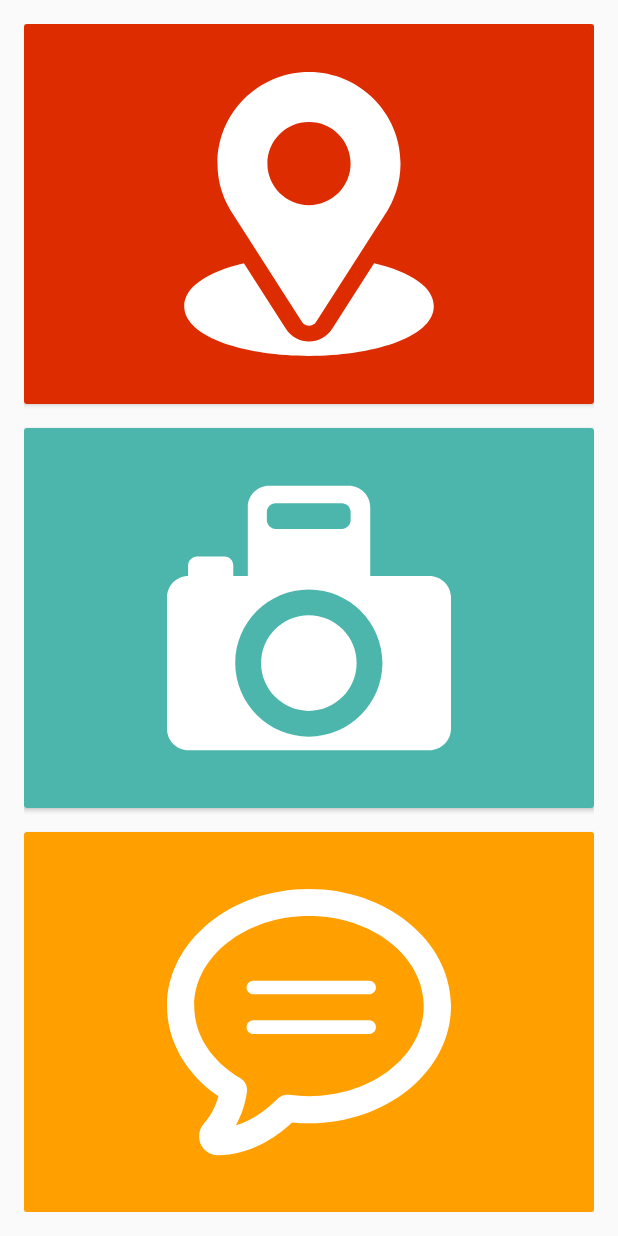
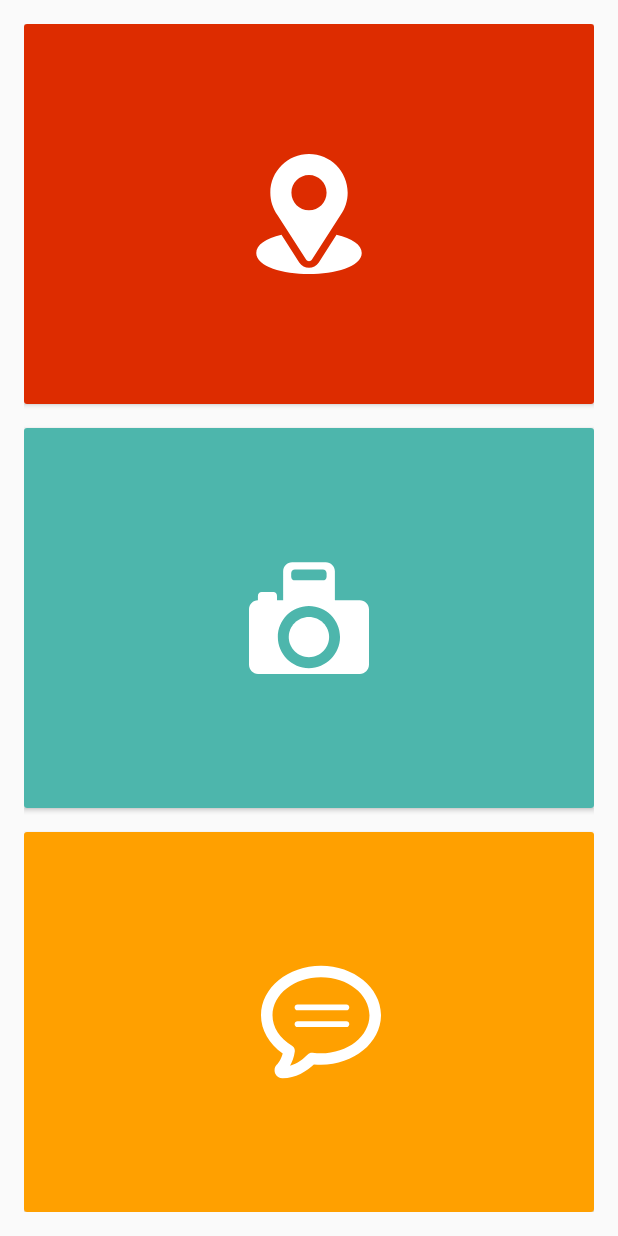
Before and after one commit to HelenaKot/pohejtuj.se, an Android app: the layout content_main.xml on its own in the app's theme, with its tools: preview values and no code run, on a phone screen of 412 x 824 dp. Run offline under Robolectric (Android 15) with nearby library versions, the phone set to English and light mode, and no system bars.

Commit message:
added locale view holder

```diff
--- a/app/build.gradle
+++ b/app/build.gradle
@@ -37,5 +37,7 @@ dependencies {
     compile 'com.android.support:design:26.0.0'
     compile 'com.android.support:cardview-v7:26.0.0'
 
+    compile 'com.google.android.gms:play-services-location:8.4.0'
+
     testCompile 'junit:junit:4.12'
 }
--- /dev/null
+++ b/app/src/main/res/layout/component_localization.xml
@@ -0,0 +1,29 @@
+<?xml version="1.0" encoding="utf-8"?>
+<LinearLayout xmlns:android="http://schemas.android.com/apk/res/android"
+    xmlns:tools="http://schemas.android.com/tools"
+    android:id="@+id/locale_container"
+    android:layout_width="match_parent"
+    android:layout_height="match_parent"
+    android:background="@drawable/bg_locale"
+    android:clickable="true"
+    android:gravity="center"
+    android:orientation="horizontal"
+    tools:showIn="@layout/content_main">
+
+    <ImageView
+        android:layout_width="@dimen/image_size"
+        android:layout_height="@dimen/image_size"
+        android:src="@drawable/ic_location" />
+
+    <TextView
+        android:id="@+id/tv_locale"
+        android:layout_width="wrap_content"
+        android:layout_height="wrap_content"
+        android:layout_margin="20dp"
+        android:textColor="@color/white"
+        android:visibility="gone"
+        tools:text="x = 51,3433\ny = 21,335353"
+        tools:visibility="visible" />
+
+
+</LinearLayout>
--- /dev/null
+++ b/app/src/main/res/layout/component_text.xml
@@ -0,0 +1,32 @@
+<?xml version="1.0" encoding="utf-8"?>
+<LinearLayout xmlns:android="http://schemas.android.com/apk/res/android"
+    xmlns:tools="http://schemas.android.com/tools"
+    android:id="@+id/locale_container"
+    android:layout_width="match_parent"
+    android:layout_height="match_parent"
+    android:background="@drawable/bg_text"
+    android:clickable="true"
+    android:gravity="center"
+    android:orientation="horizontal"
+    tools:showIn="@layout/content_main">
+
+    <ImageView
+        android:layout_width="@dimen/image_size"
+        android:layout_height="@dimen/image_size"
+        android:layout_marginLeft="@dimen/activity_horizontal_margin"
+        android:layout_marginStart="@dimen/activity_horizontal_margin"
+        android:src="@drawable/ic_speech_bubble" />
+
+    <EditText
+        android:id="@+id/tv_text"
+        android:layout_width="0dp"
+        android:layout_height="wrap_content"
+        android:layout_margin="@dimen/activity_horizontal_margin"
+        android:layout_weight="1"
+        android:textColor="@color/white"
+        android:visibility="gone"
+        tools:text="Boy do I hate this place"
+        tools:visibility="visible" />
+
+
+</LinearLayout>
--- a/app/src/main/res/layout/content_main.xml
+++ b/app/src/main/res/layout/content_main.xml
@@ -15,29 +15,7 @@
         android:layout_height="0dp"
         android:layout_weight="3">
 
-        <ImageView
-            android:layout_width="match_parent"
-            android:layout_height="match_parent"
-            android:background="@drawable/bg_locale"
-            android:clickable="true"
-            android:padding="@dimen/big_btn_padding"
-            android:src="@drawable/ic_location" />
-
-    </android.support.v7.widget.CardView>
-
-
-    <android.support.v7.widget.CardView
-        android:layout_width="match_parent"
-        android:layout_height="0dp"
-        android:layout_marginTop="@dimen/activity_vertical_margin"
-        android:layout_weight="3">
-
-        <ImageView
-            android:layout_width="match_parent"
-            android:layout_height="match_parent"
-            android:background="@drawable/bg_camera"
-            android:padding="@dimen/big_btn_padding"
-            android:src="@drawable/ic_photo_camera" />
+        <include layout="@layout/component_localization" />
 
     </android.support.v7.widget.CardView>
 
@@ -47,12 +25,27 @@
         android:layout_marginTop="@dimen/activity_vertical_margin"
         android:layout_weight="3">
 
-        <ImageView
+        <FrameLayout
             android:layout_width="match_parent"
             android:layout_height="match_parent"
-            android:background="@drawable/bg_text"
-            android:padding="@dimen/big_btn_padding"
-            android:src="@drawable/ic_speech_bubble" />
+            android:background="@drawable/bg_camera"
+            android:clickable="true">
+
+            <ImageView
+                android:layout_width="@dimen/image_size"
+                android:layout_height="@dimen/image_size"
+                android:layout_gravity="center"
+                android:src="@drawable/ic_photo_camera" />
+        </FrameLayout>
+    </android.support.v7.widget.CardView>
+
+    <android.support.v7.widget.CardView
+        android:layout_width="match_parent"
+        android:layout_height="0dp"
+        android:layout_marginTop="@dimen/activity_vertical_margin"
+        android:layout_weight="3">
+
+        <include layout="@layout/component_text" />
 
     </android.support.v7.widget.CardView>
 
--- a/app/src/main/res/values/dimens.xml
+++ b/app/src/main/res/values/dimens.xml
@@ -5,5 +5,5 @@
     <dimen name="fab_margin">16dp</dimen>
 
 
-    <dimen name="big_btn_padding">32dp</dimen>
+    <dimen name="image_size">80dp</dimen>
 </resources>
--- a/app/src/main/res/values/strings.xml
+++ b/app/src/main/res/values/strings.xml
@@ -1,4 +1,5 @@
 <resources>
     <string name="app_name">pohejtuj.se</string>
     <string name="action_settings">Settings</string>
+    <string name="locale_string">x = %1$s \n y= %2$s</string>
 </resources>
--- a/build.gradle
+++ b/build.gradle
@@ -15,6 +15,10 @@ buildscript {
     }
 }
 
+plugins {
+    id "me.tatarka.retrolambda" version "3.7.0"
+}
+
 allprojects {
     repositories {
         jcenter()
```
Also changed, not shown: app/src/main/java/com/fancytank/kit/pohejtujse/MainActivity.java (+16 -55 lines), app/src/main/java/com/fancytank/kit/pohejtujse/api/event/PostRequest.java (added, +12 -0 lines), app/src/main/java/com/fancytank/kit/pohejtujse/api/locale/LocaleViewHolder.java (added, +40 -0 lines).
